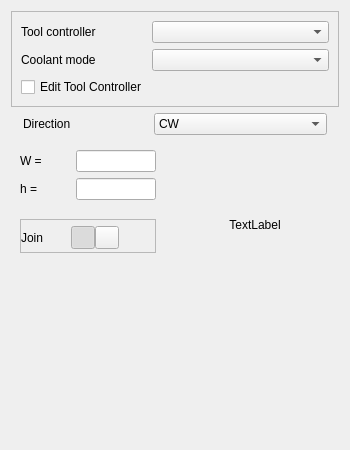
Before: the Qt Designer form src/Mod/CAM/Gui/Resources/panels/PageOpDeburrEdit.ui in Connor9220/FreeCAD, drawn with Qt 5.
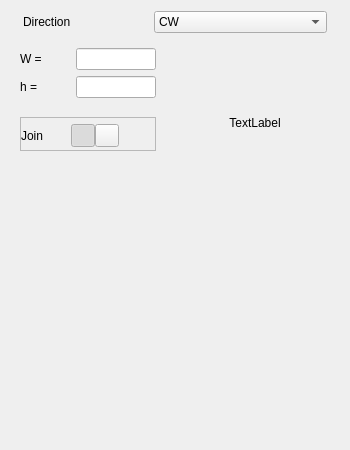
After: the same form once the commit is applied. Custom widgets are drawn as their Qt base class.

Commit message:
Merge pull request #31299 from Connor9220/ToolcontrolerTaskPanel
CAM: GUI Improvements: Move tool controller to its own tab

```diff
--- a/src/Mod/CAM/Gui/Resources/panels/PageOpDeburrEdit.ui
+++ b/src/Mod/CAM/Gui/Resources/panels/PageOpDeburrEdit.ui
@@ -15,95 +15,6 @@
   </property>
   <layout class="QGridLayout" name="gridLayout_4">
    <item row="0" column="0">
-    <widget class="QFrame" name="frame">
-     <property name="sizePolicy">
-      <sizepolicy hsizetype="Preferred" vsizetype="Fixed">
-       <horstretch>0</horstretch>
-       <verstretch>0</verstretch>
-      </sizepolicy>
-     </property>
-     <property name="frameShape">
-      <enum>QFrame::StyledPanel</enum>
-     </property>
-     <property name="frameShadow">
-      <enum>QFrame::Raised</enum>
-     </property>
-     <layout class="QGridLayout" name="gridLayout_2">
-      <item row="0" column="0">
-       <widget class="QLabel" name="label">
-        <property name="sizePolicy">
-         <sizepolicy hsizetype="Fixed" vsizetype="Preferred">
-          <horstretch>0</horstretch>
-          <verstretch>0</verstretch>
-         </sizepolicy>
-        </property>
-        <property name="minimumSize">
-         <size>
-          <width>125</width>
-          <height>0</height>
-         </size>
-        </property>
-        <property name="maximumSize">
-         <size>
-          <width>16777215</width>
-          <height>16777215</height>
-         </size>
-        </property>
-        <property name="text">
-         <string>Tool controller</string>
-        </property>
-       </widget>
-      </item>
-      <item row="0" column="1">
-       <widget class="QComboBox" name="toolController">
-        <property name="toolTip">
-         <string>The tool and its settings to be used for this operation</string>
-        </property>
-       </widget>
-      </item>
-      <item row="1" column="0">
-       <widget class="QLabel" name="label_5">
-        <property name="sizePolicy">
-         <sizepolicy hsizetype="Fixed" vsizetype="Preferred">
-          <horstretch>0</horstretch>
-          <verstretch>0</verstretch>
-         </sizepolicy>
-        </property>
-        <property name="minimumSize">
-         <size>
-          <width>125</width>
-          <height>0</height>
-         </size>
-        </property>
-        <property name="maximumSize">
-         <size>
-          <width>16777215</width>
-          <height>16777215</height>
-         </size>
-        </property>
-        <property name="text">
-         <string>Coolant mode</string>
-        </property>
-       </widget>
-      </item>
-      <item row="1" column="1">
-       <widget class="QComboBox" name="coolantController">
-        <property name="toolTip">
-         <string>The tool and its settings to be used for this operation</string>
-        </property>
-       </widget>
-      </item>
-      <item row="2" column="0" colspan="2">
-       <widget class="QCheckBox" name="editToolController">
-        <property name="text">
-         <string>Edit Tool Controller</string>
-        </property>
-       </widget>
-      </item>
-     </layout>
-    </widget>
-   </item>
-   <item row="1" column="0">
     <layout class="QHBoxLayout" name="horizontalLayout_5">
      <property name="spacing">
       <number>6</number>
@@ -164,7 +75,7 @@
      </item>
     </layout>
    </item>
-   <item row="2" column="0">
+   <item row="1" column="0">
     <layout class="QHBoxLayout" name="horizontalLayout_4">
      <item>
       <widget class="QWidget" name="widget">
```
The commit also changes 48 other files.
